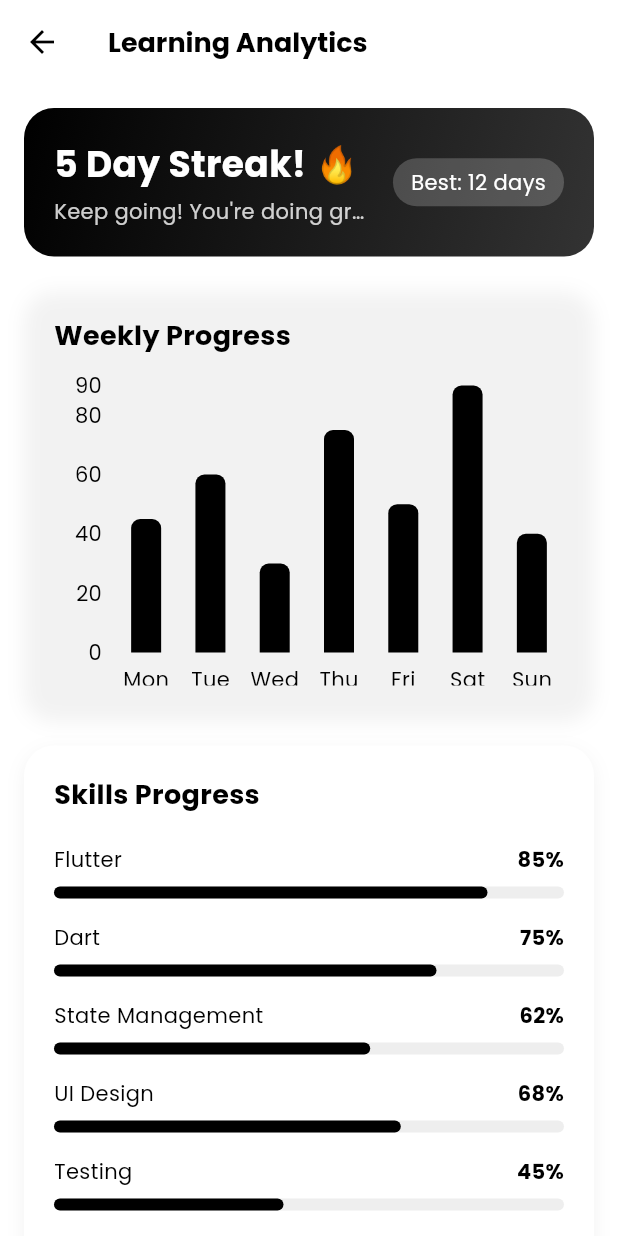
After one commit to VaradSinghal/e_learning_app, a Flutter app: the AnalyticsDashboardScreen screen opened by its route, on a phone screen of 412 x 824 dp. The commit adds this screen. Run offline on Flutter 3.47's test engine with Material 3 defaults, Android fonts, the phone set to English and light mode, and no system bars; drawn by our look-alikes of fl_chart; our stand-ins replace bloc, cached_network_image, chewie, cloud_firestore, equatable, firebase_auth and 8 more; accounts and stored records are empty.

Commit message:
analytics-screen

```diff
--- a/lib/routes/app_routes.dart
+++ b/lib/routes/app_routes.dart
@@ -3,6 +3,7 @@ import 'package:e_learning_app/views/auth/forgot_password_screen.dart';
 import 'package:e_learning_app/views/auth/login_screen.dart';
 import 'package:e_learning_app/views/auth/register_screen.dart';
 import 'package:e_learning_app/views/chat/chat_list_screen.dart';
+import 'package:e_learning_app/views/course/analytics_dashboard/analytics_dashboard_screen.dart';
 import 'package:e_learning_app/views/course/course_detail/course_detail_screen.dart';
 import 'package:e_learning_app/views/course/course_list/course_list_screen.dart';
 import 'package:e_learning_app/views/course/create_course/create_course_screen.dart';
@@ -34,6 +35,7 @@ class AppRoutes {
   static const String courseList = '/courses';
   static const String courseDetail = '/course/:id';
   static const String payment = '/payment';
+  static const String analytics= '/analytics';
   static const String lesson = '/lesson/:id';
 
   static const String quizList = '/quizzes';
@@ -121,6 +123,8 @@ class AppRoutes {
         return MaterialPageRoute(builder: (_) => const ProfileScreen());
       case notifications:
         return MaterialPageRoute(builder: (_) => const NotificationsScreen());
+      case analytics:
+        return MaterialPageRoute(builder: (_) =>  AnalyticsDashboardScreen());
       case payment:
         final args = settings.arguments as Map<String, dynamic>;
         return MaterialPageRoute(
--- a/lib/routes/route_pages.dart
+++ b/lib/routes/route_pages.dart
@@ -6,6 +6,7 @@ import 'package:e_learning_app/views/auth/forgot_password_screen.dart';
 import 'package:e_learning_app/views/auth/login_screen.dart';
 import 'package:e_learning_app/views/auth/register_screen.dart';
 import 'package:e_learning_app/views/chat/chat_list_screen.dart';
+import 'package:e_learning_app/views/course/analytics_dashboard/analytics_dashboard_screen.dart';
 import 'package:e_learning_app/views/course/course_detail/course_detail_screen.dart';
 import 'package:e_learning_app/views/course/course_list/course_list_screen.dart';
 import 'package:e_learning_app/views/course/create_course/create_course_screen.dart';
@@ -120,6 +121,10 @@ class AppPages {
       page: () => const NotificationsScreen(),
       ),
       GetPage(
+      name: AppRoutes.analytics,
+      page: () =>  AnalyticsDashboardScreen(),
+      ),
+      GetPage(
       name: AppRoutes.payment,
       page: () =>  PaymentScreen(
         courseId: Get.arguments['courseId'] as String,
--- /dev/null
+++ b/lib/views/course/analytics_dashboard/analytics_dashboard_screen.dart
@@ -0,0 +1,58 @@
+import 'package:e_learning_app/core/theme/app_colors.dart';
+import 'package:e_learning_app/services/analytics_service.dart';
+import 'package:e_learning_app/views/course/analytics_dashboard/widgets/learning_streak_card.dart';
+import 'package:e_learning_app/views/course/analytics_dashboard/widgets/recommendations_card.dart';
+import 'package:e_learning_app/views/course/analytics_dashboard/widgets/skills_progress_card.dart';
+import 'package:e_learning_app/views/course/analytics_dashboard/widgets/weekly_progress_card.dart';
+import 'package:flutter/material.dart';
+
+class AnalyticsDashboardScreen extends StatelessWidget {
+  AnalyticsDashboardScreen({super.key});
+
+  final _analyticsService = AnalyticsService();
+
+  @override
+  Widget build(BuildContext context) {
+    return Scaffold(
+      backgroundColor: AppColors.lightBackground,
+      appBar: AppBar(
+        title: const Text(
+          'Learning Analytics',
+          style: TextStyle(
+            color: AppColors.primary,
+            fontWeight: FontWeight.bold,
+          ),
+        ),
+        backgroundColor: Colors.transparent,
+        elevation: 0,
+      ),
+      body: FutureBuilder(
+        future: _analyticsService.getUserAnalytics('cuurent_user_id'),
+        builder: (context, snapshot) {
+          if (snapshot.connectionState == ConnectionState.waiting) {
+            return const Center(child: CircularProgressIndicator());
+          }
+          final analytics = snapshot.data;
+          return SingleChildScrollView(
+            physics: BouncingScrollPhysics(),
+            child: Padding(padding: const EdgeInsets.all(16),
+            child: Column(
+              crossAxisAlignment: CrossAxisAlignment.start,
+              children: [
+                LearningStreakCard(learningStreak: analytics!.learningStreak),
+                const SizedBox(height: 20),
+                WeeklyProgressCard(weeklyProgress: analytics.weeklyProgress),
+                const SizedBox(height: 20),
+                SkillsProgressCard(skillsProgress: analytics.skillProgress),
+                const SizedBox(height: 20),
+                RecommendationsCard(recommendations: analytics.recommendations),
+
+              ],
+            ),
+            ),
+          );
+        },
+      ),
+    );
+  }
+}
--- /dev/null
+++ b/lib/views/course/analytics_dashboard/widgets/learning_streak_card.dart
@@ -0,0 +1,79 @@
+import 'package:e_learning_app/core/theme/app_colors.dart';
+import 'package:flutter/material.dart';
+
+class LearningStreakCard extends StatelessWidget {
+  final Map<String,int> learningStreak;
+
+  const LearningStreakCard({super.key, required this.learningStreak});
+
+  @override
+  Widget build(BuildContext context) {
+    return Container(
+      padding: const EdgeInsets.all(20),
+      decoration: BoxDecoration(
+        gradient: LinearGradient(colors: [
+          AppColors.primary,
+          AppColors.primaryLight,
+        ],
+        begin: Alignment.topLeft,
+        end: Alignment.bottomRight,
+        ),
+        borderRadius: BorderRadius.circular(20),
+      ),
+      child: Column(
+        crossAxisAlignment: CrossAxisAlignment.start,
+        children: [
+          Row(
+            mainAxisAlignment: MainAxisAlignment.spaceBetween,
+            children: [
+              Expanded(child: Column(
+                crossAxisAlignment: CrossAxisAlignment.start,
+                children: [
+                  FittedBox(
+                    fit: BoxFit.scaleDown,
+                    child: Text(
+                      '${learningStreak['current']} Day Streak! 🔥',
+                      style: const TextStyle(
+                        fontSize: 24,
+                        fontWeight: FontWeight.bold,
+                        color: Colors.white,
+                      ),
+                    ),
+                  ),
+                  const SizedBox(height: 4),
+                  Text(
+                    'Keep going! You\'re doing great!',
+                    style: TextStyle(
+                      color: Colors.white.withOpacity(0.8),
+                      fontSize: 14
+                    ),
+                    maxLines: 1,
+                    overflow: TextOverflow.ellipsis,
+                  ),
+                ],
+              ),
+              ),
+              const SizedBox(width: 12),
+              Container(
+                padding: const EdgeInsets.symmetric(
+                  horizontal: 12,
+                  vertical: 6,
+                ),
+                decoration: BoxDecoration(
+                  color: Colors.white.withOpacity(0.2),
+                  borderRadius: BorderRadius.circular(20),
+                ),
+                child: Text(
+                  'Best: ${learningStreak['longest']} days',
+                  style: const TextStyle(
+                    color: Colors.white,
+                  ),
+                ),
+              )
+            ],
+          )
+        ],
+      ),
+    );
+  }
+}
--- /dev/null
+++ b/lib/views/course/analytics_dashboard/widgets/skills_progress_card.dart
@@ -0,0 +1,67 @@
+import 'package:e_learning_app/core/theme/app_colors.dart';
+import 'package:flutter/material.dart';
+
+class SkillsProgressCard extends StatelessWidget {
+  final Map<String, double> skillsProgress;
+  const SkillsProgressCard({super.key, required this.skillsProgress});
+
+  @override
+  Widget build(BuildContext context) {
+    return Container(
+      padding: const EdgeInsets.all(20),
+      decoration: BoxDecoration(
+        color: Colors.white,
+        borderRadius: BorderRadius.circular(20),
+        boxShadow: [
+          BoxShadow(
+            color: Colors.black.withOpacity(0.05),
+            blurRadius: 10,
+            offset: const Offset(0, 4),
+          ),
+        ],
+      ),
+      child: Column(
+        crossAxisAlignment: CrossAxisAlignment.start,
+        children: [
+          Text(
+            'Skills Progress',
+            style: TextStyle(fontSize: 18, fontWeight: FontWeight.bold),
+          ),
+          const SizedBox(height: 20),
+          ...skillsProgress.entries.map((skill) {
+            return Column(
+              children: [
+                Row(
+                  children: [
+                    Expanded(
+                      child: Text(
+                        skill.key,
+                        style: const TextStyle(fontSize: 14),
+                      ),
+                    ),
+                    Text(
+                      '${(skill.value*100).toInt()}%',
+                      style: TextStyle(
+                        fontSize: 14,
+                        fontWeight: FontWeight.bold
+                      ),
+                    )
+                  ],
+                ),
+                const SizedBox(height: 8),
+                LinearProgressIndicator(
+                  value: skill.value,
+                  backgroundColor: Colors.grey[200],
+                  valueColor: const AlwaysStoppedAnimation<Color>(AppColors.primary),
+                  minHeight: 8,
+                  borderRadius: BorderRadius.circular(4),
+                ),
+                const SizedBox(height: 16),
+              ],
+            );
+          }),
+        ],
+      ),
+    );
+  }
+}
--- /dev/null
+++ b/lib/views/course/analytics_dashboard/widgets/weekly_progress_card.dart
@@ -0,0 +1,99 @@
+import 'package:e_learning_app/core/theme/app_colors.dart';
+import 'package:e_learning_app/models/analytics_data.dart';
+import 'package:fl_chart/fl_chart.dart';
+import 'package:flutter/material.dart';
+
+class WeeklyProgressCard extends StatelessWidget {
+  final List<WeeklyProgress> weeklyProgress;
+
+  const WeeklyProgressCard({super.key, required this.weeklyProgress});
+
+  @override
+  Widget build(BuildContext context) {
+    return Container(
+      padding: const EdgeInsets.all(20),
+      decoration: BoxDecoration(
+        borderRadius: BorderRadius.circular(20),
+        boxShadow: [
+          BoxShadow(
+            color: Colors.black.withOpacity(0.05),
+            blurRadius: 10,
+            offset: const Offset(0, 4),
+          ),
+        ],
+      ),
+      child: Column(
+        crossAxisAlignment: CrossAxisAlignment.start,
+        children: [
+          const Text(
+            'Weekly Progress',
+            style: TextStyle(fontSize: 18, fontWeight: FontWeight.bold),
+          ),
+          const SizedBox(height: 20),
+          SizedBox(
+            height: 200,
+            child: BarChart(
+              BarChartData(
+                alignment: BarChartAlignment.spaceAround,
+                maxY:
+                    weeklyProgress
+                        .map((e) => e.minutes)
+                        .reduce((a, b) => a > b ? a : b)
+                        .toDouble(),
+                barTouchData: BarTouchData(enabled: false),
+                titlesData: FlTitlesData(
+                  show: true,
+                  bottomTitles: AxisTitles(
+                    sideTitles: SideTitles(
+                      showTitles: true,
+                      getTitlesWidget: (value, meta) {
+                        return SideTitleWidget(
+                          meta: meta,
+                          child: Text(weeklyProgress[value.toInt()].day),
+                        );
+                      },
+                    ),
+                  ),
+                  leftTitles: AxisTitles(
+                    sideTitles: SideTitles(
+                      showTitles: true,
+                      reservedSize: 40,
+                      getTitlesWidget: (value, meta) {
+                        return SideTitleWidget(
+                          meta: meta,
+                          child: Text('${value.toInt()}'),
+                        );
+                      },
+                    ),
+                  ),
+                  rightTitles: const AxisTitles(
+                    sideTitles: SideTitles(showTitles: false),),
+                  topTitles: const AxisTitles(
+                    sideTitles: SideTitles(showTitles: false),
+                  ),
+                ),
+                gridData: const FlGridData(
+                  show: false,
+                ),
+                borderData: FlBorderData(show: false),
+                barGroups: weeklyProgress.asMap().entries.map((entry){
+                  return BarChartGroupData(
+                    x: entry.key,
+                    barRods: [
+                      BarChartRodData(
+                        toY: entry.value.minutes.toDouble(),
+                        color: AppColors.primary,
+                        width: 20,
+                        borderRadius: const BorderRadius.vertical(top: Radius.circular(6)),
+                      ),
+                    ],
+                  );
+                }).toList(),
+              ),
+            ),
+          ),
+        ],
+      ),
+    );
+  }
+}
--- a/lib/views/home/widgets/home_app_bar.dart
+++ b/lib/views/home/widgets/home_app_bar.dart
@@ -1,5 +1,7 @@
 import 'package:e_learning_app/core/theme/app_colors.dart';
+import 'package:e_learning_app/routes/app_routes.dart';
 import 'package:flutter/material.dart';
+import 'package:get/route_manager.dart';
 
 class HomeAppBar extends StatelessWidget {
   const HomeAppBar({super.key});
@@ -14,7 +16,7 @@ class HomeAppBar extends StatelessWidget {
       backgroundColor: AppColors.primary,
       actions: [
         IconButton(
-          onPressed: () {},
+          onPressed: () => Get.toNamed(AppRoutes.analytics),
           icon: const Icon(Icons.analytics, color: Colors.white),
         ),
       ],
```
Also changed, not shown: lib/services/analytics_service.dart (added, +170 -0 lines), lib/views/course/analytics_dashboard/widgets/recommendations_card.dart (added, +54 -0 lines).
